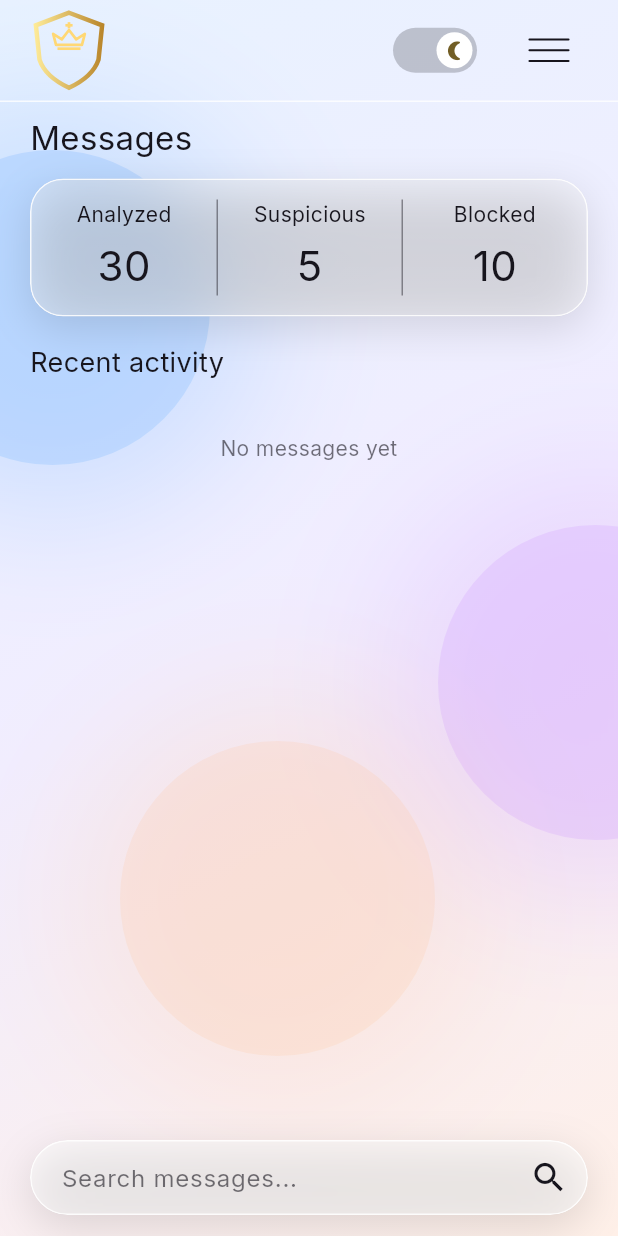
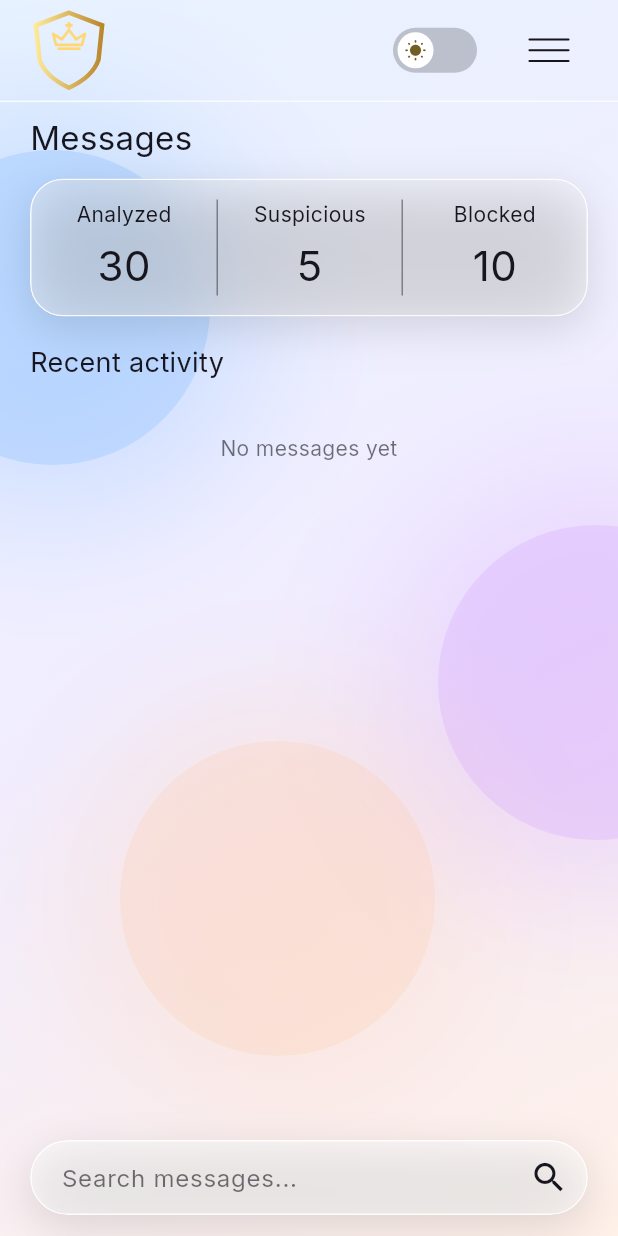
Before and after one commit to earllawrence-D/SMS-Shield, a Flutter app: the screen it shows after launch, on a phone screen of 412 x 824 dp. Run offline on Flutter 3.47's test engine with Material 3 defaults, Android fonts, the phone set to English and light mode, and no system bars; our stand-ins replace google_fonts, permission_handler, shared_preferences.

Commit message:
fixed the switch mode color. added a sun icon for ligth mode and swap its position

```diff
--- a/lib/main.dart
+++ b/lib/main.dart
@@ -399,12 +399,13 @@ class _MessagesHomeState extends State<MessagesHome>
               borderRadius: BorderRadius.circular(30)),
           child: Align(
             alignment:
-                widget.dark ? Alignment.centerLeft : Alignment.centerRight,
+                widget.dark ? Alignment.centerRight : Alignment.centerLeft,
             child: CircleAvatar(
               radius: 12,
               backgroundColor:
                   widget.dark ? const Color(0xff454545) : Colors.white,
-              child: Icon(Icons.nightlight_round,
+              child: Icon(
+                  widget.dark ? Icons.nightlight_round : Icons.wb_sunny_rounded,
                   size: 15,
                   color: widget.dark ? Colors.white : const Color(0xff725e25)),
             ),
```
